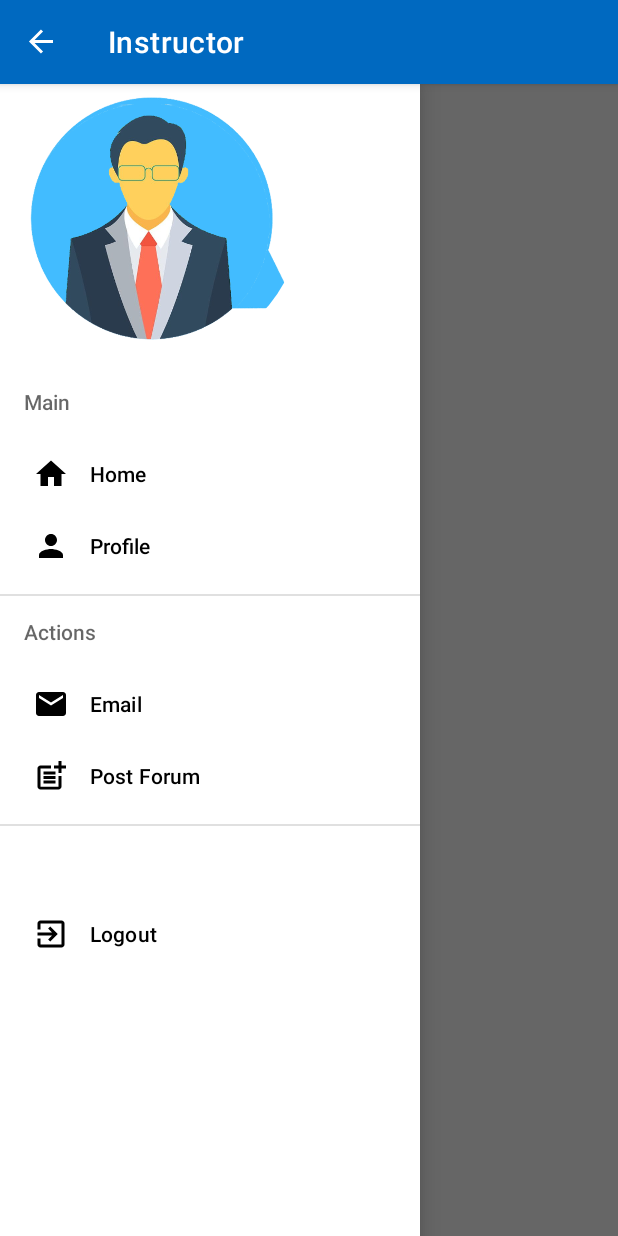
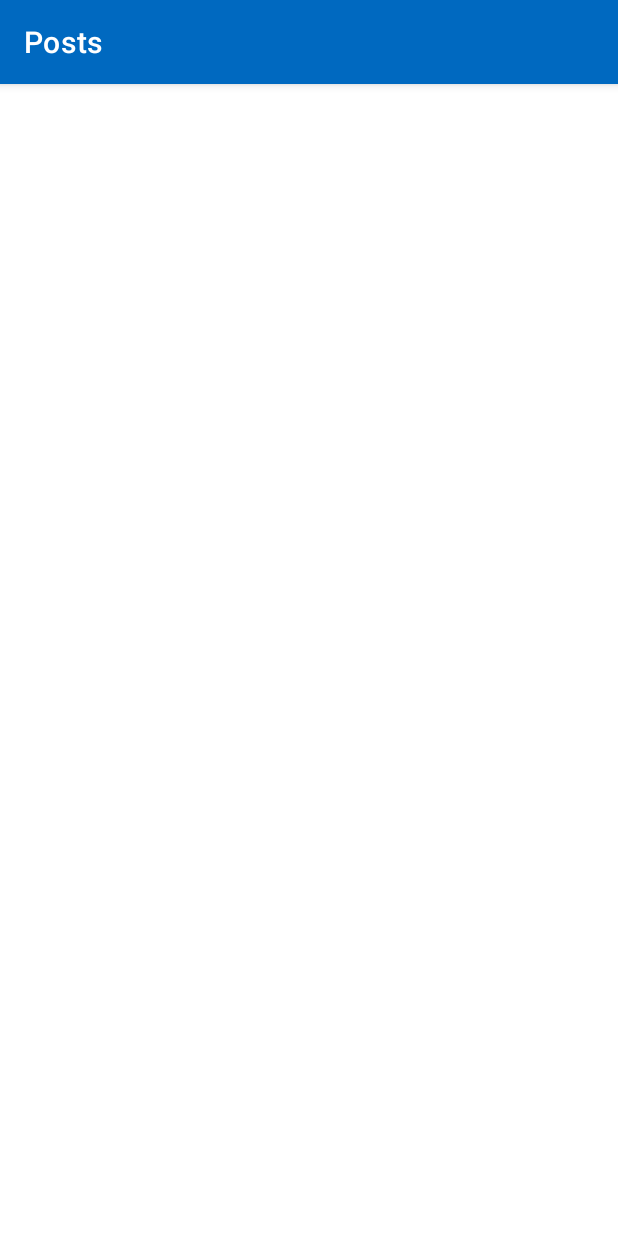
Before and after one commit to facerollofficial/FINAL-PROJECT-CCA-BFT, an Android app: the TeacherHome screen opened directly, with no data from a screen before it, in the side drawer, after a tap on "Post Forum", on a phone screen of 412 x 824 dp. Run offline under Robolectric (Android 15) with nearby library versions, the phone set to English and light mode, and no system bars; our stand-ins replace Firebase (no records; nobody signed in at launch, a user with empty details on screens opened directly); Roboto replaces fonts that are not available here.

Commit message:
2:25 AM 12-10-2021

```diff
--- a/FinalProject/app/src/main/AndroidManifest.xml
+++ b/FinalProject/app/src/main/AndroidManifest.xml
@@ -17,6 +17,9 @@
         android:roundIcon="@mipmap/ic_launcher_round"
         android:supportsRtl="true"
         android:theme="@style/Theme.FinalProject">
+        <activity
+            android:name=".PostsList"
+            android:exported="false" />
         <activity
             android:name=".ProfileTeacher"
             android:exported="false" />
--- /dev/null
+++ b/FinalProject/app/src/main/java/com/example/finalproject/MyAdapter.kt
@@ -0,0 +1,50 @@
+package com.example.finalproject
+
+import android.view.LayoutInflater
+import android.view.View
+import android.view.ViewGroup
+import android.widget.AdapterView
+import android.widget.TextView
+import androidx.recyclerview.widget.RecyclerView
+
+class MyAdapter(private val postList:ArrayList<Post>) : RecyclerView.Adapter<MyAdapter.MyViewHolder>(){
+
+    private lateinit var mListener : onItemClickListener
+
+    interface onItemClickListener {
+        fun onItemClick(position: Int)
+    }
+
+    override fun onCreateViewHolder(parent: ViewGroup, viewType: Int): MyViewHolder {
+
+        val itemView = LayoutInflater.from(parent.context).inflate(R.layout.post_item,parent,false)
+
+        return MyViewHolder(itemView,mListener)
+    }
+
+    fun setOnItemClickListener(listener: onItemClickListener){
+        mListener = listener
+    }
+
+    override fun onBindViewHolder(holder: MyViewHolder, position: Int) {
+        val currentItem = postList[position]
+
+        holder.postItemTitle.text = currentItem.title
+        holder.postItemEmail.text = currentItem.userEmail
+    }
+
+    override fun getItemCount(): Int {
+        return postList.size
+    }
+
+    class MyViewHolder(itemView : View, listener: onItemClickListener): RecyclerView.ViewHolder(itemView){
+        val postItemTitle : TextView = itemView.findViewById(R.id.postItemTitle)
+        val postItemEmail : TextView = itemView.findViewById(R.id.postItemEmail)
+
+        init {
+            itemView.setOnClickListener{
+                listener.onItemClick(adapterPosition)
+            }
+        }
+    }
+}
--- /dev/null
+++ b/FinalProject/app/src/main/java/com/example/finalproject/PostsList.kt
@@ -0,0 +1,64 @@
+package com.example.finalproject
+
+import androidx.appcompat.app.AppCompatActivity
+import android.os.Bundle
+import android.widget.Toast
+import androidx.appcompat.app.ActionBar
+import androidx.recyclerview.widget.LinearLayoutManager
+import androidx.recyclerview.widget.RecyclerView
+import com.google.firebase.database.*
+
+class PostsList : AppCompatActivity() {
+
+    private lateinit var dbref : DatabaseReference
+    private lateinit var postRecyclerView: RecyclerView
+    private lateinit var postArrayList : ArrayList<Post>
+    private lateinit var actionBar: ActionBar
+
+    override fun onCreate(savedInstanceState: Bundle?) {
+        super.onCreate(savedInstanceState)
+        setContentView(R.layout.activity_posts_list)
+
+        postRecyclerView = findViewById(R.id.postList)
+        postRecyclerView.layoutManager = LinearLayoutManager(this)
+        postRecyclerView.setHasFixedSize(true)
+
+        actionBar=supportActionBar!!
+        actionBar.title="Posts"
+        postArrayList = arrayListOf<Post>()
+
+        getPostsData()
+
+    }
+
+    private fun getPostsData() {
+
+        dbref = FirebaseDatabase.getInstance("https://finalproject-7a07c-default-rtdb.asia-southeast1.firebasedatabase.app").getReference("Posts")
+
+        dbref.addValueEventListener(object:ValueEventListener{
+            override fun onDataChange(snapshot: DataSnapshot) {
+
+                if(snapshot.exists()){
+                    for(postSnapshot in snapshot.children){
+                        val post = postSnapshot.getValue(Post::class.java)
+                        postArrayList.add(post!!)
+                    }
+                }
+                var adapter = MyAdapter(postArrayList)
+                postRecyclerView.adapter = MyAdapter(postArrayList)
+
+                adapter.setOnItemClickListener(object:MyAdapter.onItemClickListener{
+                    override fun onItemClick(position: Int) {
+                        Toast.makeText(this@PostsList, "You clicked position: $position", Toast.LENGTH_SHORT).show()
+                    }
+
+                })
+            }
+
+            override fun onCancelled(error: DatabaseError) {
+                TODO("Not yet implemented")
+            }
+
+        })
+    }
+}
--- a/FinalProject/app/src/main/java/com/example/finalproject/TeacherHome.kt
+++ b/FinalProject/app/src/main/java/com/example/finalproject/TeacherHome.kt
@@ -70,7 +70,10 @@ class TeacherHome : AppCompatActivity() {
                     startActivity(Intent(this, TeacherProfile::class.java))
                 }
                 R.id.sendEmail->{
-                startActivity(Intent(this, Email::class.java))
+                    startActivity(Intent(this, Email::class.java))
+                }
+                R.id.postListShow->{
+                    startActivity(Intent(this, PostsList::class.java))
                 }
                 else-> Toast.makeText(this, "Please click existing items", Toast.LENGTH_LONG).show()
             }
--- /dev/null
+++ b/FinalProject/app/src/main/res/layout/activity_posts_list.xml
@@ -0,0 +1,19 @@
+<?xml version="1.0" encoding="utf-8"?>
+<androidx.constraintlayout.widget.ConstraintLayout xmlns:android="http://schemas.android.com/apk/res/android"
+    xmlns:app="http://schemas.android.com/apk/res-auto"
+    xmlns:tools="http://schemas.android.com/tools"
+    android:layout_width="match_parent"
+    android:layout_height="match_parent"
+    tools:context=".PostsList">
+
+    <androidx.recyclerview.widget.RecyclerView
+        android:id="@+id/postList"
+        android:layout_width="match_parent"
+        android:layout_height="match_parent"
+        app:layout_constraintBottom_toBottomOf="parent"
+        app:layout_constraintEnd_toEndOf="parent"
+        app:layout_constraintStart_toStartOf="parent"
+        app:layout_constraintTop_toTopOf="parent"
+        tools:listitem="@layout/post_item"/>
+
+</androidx.constraintlayout.widget.ConstraintLayout>
--- a/FinalProject/app/src/main/res/menu/menu2.xml
+++ b/FinalProject/app/src/main/res/menu/menu2.xml
@@ -19,7 +19,7 @@
                 android:icon ="@drawable/ic_email"
                 android:title="Email"/>
             <item
-                android:id="@+id/postQuery"
+                android:id="@+id/postListShow"
                 android:icon ="@drawable/ic_post"
                 android:title="Post Forum"/>
         </menu>
```
Also changed, not shown: FinalProject/app/src/main/res/layout/post_item.xml (added, +71 -0 lines).
